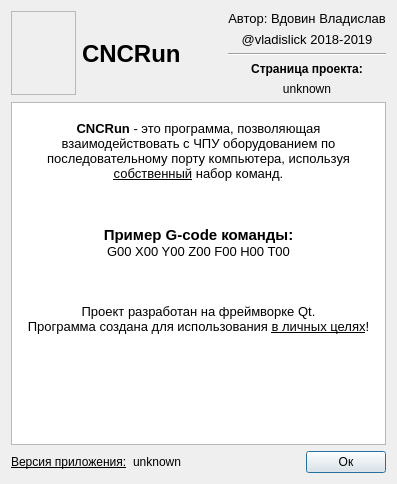
Before: the Qt Designer form ui/aboutapp.ui in vladislick/CNCRun, drawn with Qt 5.
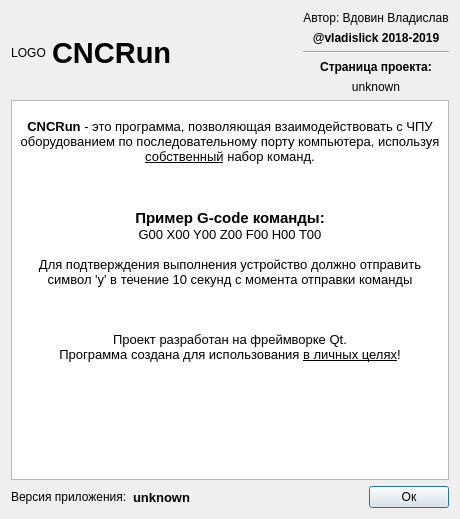
After: the same form once the commit is applied.

What changed in the file:
```diff
--- a/ui/aboutapp.ui
+++ b/ui/aboutapp.ui
@@ -6,8 +6,8 @@
    <rect>
     <x>0</x>
     <y>0</y>
-    <width>397</width>
-    <height>484</height>
+    <width>460</width>
+    <height>519</height>
    </rect>
   </property>
   <property name="windowTitle">
@@ -17,42 +17,12 @@
    <item>
     <layout class="QHBoxLayout" name="horizontalLayout_2">
      <item>
-      <widget class="QGraphicsView" name="logo">
-       <property name="enabled">
-        <bool>false</bool>
+      <widget class="QLabel" name="labelLogo">
+       <property name="text">
+        <string>LOGO</string>
        </property>
-       <property name="sizePolicy">
-        <sizepolicy hsizetype="Fixed" vsizetype="Fixed">
-         <horstretch>0</horstretch>
-         <verstretch>0</verstretch>
-        </sizepolicy>
-       </property>
-       <property name="minimumSize">
-        <size>
-         <width>65</width>
-         <height>84</height>
-        </size>
-       </property>
-       <property name="maximumSize">
-        <size>
-         <width>65</width>
-         <height>84</height>
-        </size>
-       </property>
-       <property name="baseSize">
-        <size>
-         <width>128</width>
-         <height>128</height>
-        </size>
-       </property>
-       <property name="verticalScrollBarPolicy">
-        <enum>Qt::ScrollBarAlwaysOff</enum>
-       </property>
-       <property name="horizontalScrollBarPolicy">
-        <enum>Qt::ScrollBarAlwaysOff</enum>
-       </property>
-       <property name="sizeAdjustPolicy">
-        <enum>QAbstractScrollArea::AdjustToContents</enum>
+       <property name="alignment">
+        <set>Qt::AlignCenter</set>
        </property>
       </widget>
      </item>
@@ -60,7 +30,7 @@
       <widget class="QLabel" name="label_3">
        <property name="font">
         <font>
-         <pointsize>18</pointsize>
+         <pointsize>22</pointsize>
          <weight>75</weight>
          <bold>true</bold>
         </font>
@@ -70,13 +40,26 @@
        </property>
       </widget>
      </item>
+     <item>
+      <spacer name="horizontalSpacer_2">
+       <property name="orientation">
+        <enum>Qt::Horizontal</enum>
+       </property>
+       <property name="sizeHint" stdset="0">
+        <size>
+         <width>40</width>
+         <height>20</height>
+        </size>
+       </property>
+      </spacer>
+     </item>
      <item>
       <layout class="QVBoxLayout" name="verticalLayout_2">
        <item>
         <widget class="QLabel" name="label">
          <property name="font">
           <font>
-           <pointsize>10</pointsize>
+           <pointsize>9</pointsize>
           </font>
          </property>
          <property name="text">
@@ -91,9 +74,9 @@
         <widget class="QLabel" name="label_2">
          <property name="font">
           <font>
-           <pointsize>10</pointsize>
-           <weight>50</weight>
-           <bold>false</bold>
+           <pointsize>9</pointsize>
+           <weight>75</weight>
+           <bold>true</bold>
           </font>
          </property>
          <property name="text">
@@ -162,6 +145,8 @@
 &lt;p align=&quot;center&quot; style=&quot; margin-top:0px; margin-bottom:0px; margin-left:0px; margin-right:0px; -qt-block-indent:0; text-indent:0px;&quot;&gt;&lt;span style=&quot; font-size:11pt; font-weight:600;&quot;&gt;Пример G-code команды:&lt;/span&gt;&lt;/p&gt;
 &lt;p align=&quot;center&quot; style=&quot; margin-top:0px; margin-bottom:0px; margin-left:0px; margin-right:0px; -qt-block-indent:0; text-indent:0px;&quot;&gt;&lt;span style=&quot; font-size:10pt;&quot;&gt;G00 X00 Y00 Z00 F00 H00 T00&lt;/span&gt;&lt;/p&gt;
 &lt;p align=&quot;center&quot; style=&quot;-qt-paragraph-type:empty; margin-top:0px; margin-bottom:0px; margin-left:0px; margin-right:0px; -qt-block-indent:0; text-indent:0px; font-size:10pt;&quot;&gt;&lt;br /&gt;&lt;/p&gt;
+&lt;p align=&quot;center&quot; style=&quot; margin-top:0px; margin-bottom:0px; margin-left:0px; margin-right:0px; -qt-block-indent:0; text-indent:0px;&quot;&gt;&lt;span style=&quot; font-size:10pt;&quot;&gt;Для подтверждения выполнения устройство должно отправить символ 'y' в течение 10 секунд с момента отправки команды&lt;/span&gt;&lt;/p&gt;
+&lt;p align=&quot;center&quot; style=&quot;-qt-paragraph-type:empty; margin-top:0px; margin-bottom:0px; margin-left:0px; margin-right:0px; -qt-block-indent:0; text-indent:0px; font-size:10pt;&quot;&gt;&lt;br /&gt;&lt;/p&gt;
 &lt;p align=&quot;center&quot; style=&quot;-qt-paragraph-type:empty; margin-top:0px; margin-bottom:0px; margin-left:0px; margin-right:0px; -qt-block-indent:0; text-indent:0px; font-size:10pt;&quot;&gt;&lt;br /&gt;&lt;/p&gt;
 &lt;p align=&quot;center&quot; style=&quot;-qt-paragraph-type:empty; margin-top:0px; margin-bottom:0px; margin-left:0px; margin-right:0px; -qt-block-indent:0; text-indent:0px; font-size:10pt;&quot;&gt;&lt;br /&gt;&lt;/p&gt;
 &lt;p align=&quot;center&quot; style=&quot; margin-top:0px; margin-bottom:0px; margin-left:0px; margin-right:0px; -qt-block-indent:0; text-indent:0px;&quot;&gt;&lt;span style=&quot; font-size:10pt;&quot;&gt;Проект разработан на фреймворке Qt.&lt;/span&gt;&lt;/p&gt;
@@ -176,7 +161,8 @@
       <widget class="QLabel" name="label_5">
        <property name="font">
         <font>
-         <underline>true</underline>
+         <pointsize>9</pointsize>
+         <underline>false</underline>
         </font>
        </property>
        <property name="text">
@@ -186,6 +172,13 @@
      </item>
      <item>
       <widget class="QLabel" name="appVersion">
+       <property name="font">
+        <font>
+         <pointsize>10</pointsize>
+         <weight>75</weight>
+         <bold>true</bold>
+        </font>
+       </property>
        <property name="text">
         <string>unknown</string>
        </property>
```
